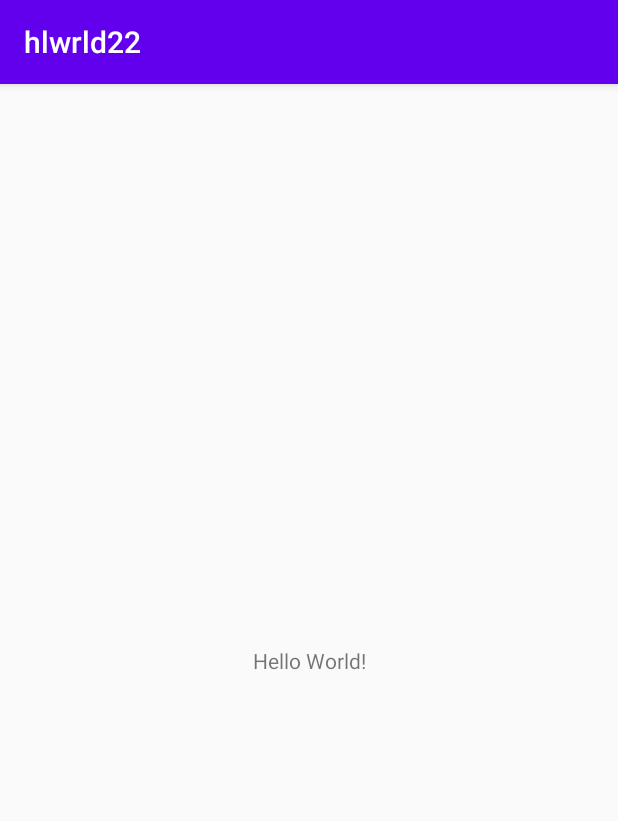
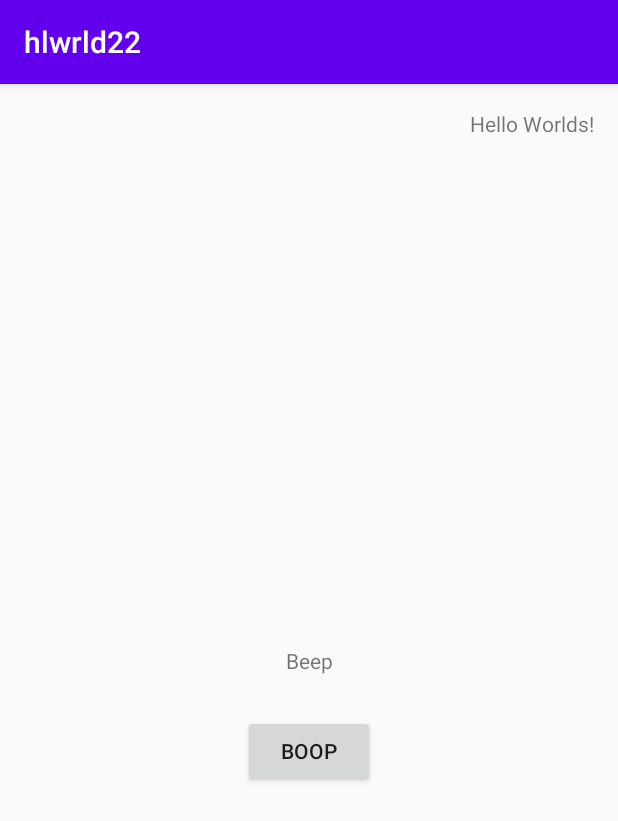
Before and after one commit to jawkob/MIPT-PD1, an Android app: the screen it shows after launch (MainActivity), on a phone screen of 412 x 824 dp. Shown: the top 821 px of the screen. Run offline under Robolectric (Android 15) with nearby library versions, the phone set to English and light mode, and no system bars.

Commit message:
lab1 first commit

```diff
--- a/app/src/main/java/com/example/hlwrld22/MainActivity.java
+++ b/app/src/main/java/com/example/hlwrld22/MainActivity.java
@@ -3,6 +3,7 @@ package com.example.hlwrld22;
 import androidx.appcompat.app.AppCompatActivity;
 
 import android.os.Bundle;
+import android.view.View;
 
 public class MainActivity extends AppCompatActivity {
 
@@ -11,4 +12,8 @@ public class MainActivity extends AppCompatActivity {
         super.onCreate(savedInstanceState);
         setContentView(R.layout.activity_main);
     }
+
+    public void onBtnChangeTextPress(View view) {
+
+    }
 }
--- a/app/src/main/res/layout/activity_main.xml
+++ b/app/src/main/res/layout/activity_main.xml
@@ -9,10 +9,36 @@
     <TextView
         android:layout_width="wrap_content"
         android:layout_height="wrap_content"
-        android:text="Hello World!"
+        android:text="@string/hello_worlds"
         app:layout_constraintBottom_toBottomOf="parent"
+        app:layout_constraintHorizontal_bias="0.952"
         app:layout_constraintLeft_toLeftOf="parent"
         app:layout_constraintRight_toRightOf="parent"
+        app:layout_constraintTop_toTopOf="parent"
+        app:layout_constraintVertical_bias="0.022" />
+
+    <Button
+        android:id="@+id/btn_ChangeTetxt"
+        android:layout_width="wrap_content"
+        android:layout_height="wrap_content"
+        android:text="@string/boop"
+        android:onClick="onBtnChangeTextPress"
+        app:layout_constraintBottom_toBottomOf="parent"
+        app:layout_constraintEnd_toEndOf="parent"
+        app:layout_constraintHorizontal_bias="0.5"
+        app:layout_constraintStart_toStartOf="parent"
+        app:layout_constraintTop_toBottomOf="@+id/simple_txt"
+        app:layout_constraintVertical_bias="0.081" />
+
+    <TextView
+        android:id="@+id/simple_txt"
+        android:layout_width="wrap_content"
+        android:layout_height="wrap_content"
+        android:text="@string/textview1"
+        app:layout_constraintBottom_toBottomOf="parent"
+        app:layout_constraintEnd_toEndOf="parent"
+        app:layout_constraintHorizontal_bias="0.5"
+        app:layout_constraintStart_toStartOf="parent"
         app:layout_constraintTop_toTopOf="parent" />
 
 </androidx.constraintlayout.widget.ConstraintLayout>
--- a/app/src/main/res/values/strings.xml
+++ b/app/src/main/res/values/strings.xml
@@ -1,3 +1,6 @@
 <resources>
     <string name="app_name">hlwrld22</string>
+    <string name="boop">boop</string>
+    <string name="textview1">Beep</string>
+    <string name="hello_worlds">Hello Worlds!</string>
 </resources>
```
